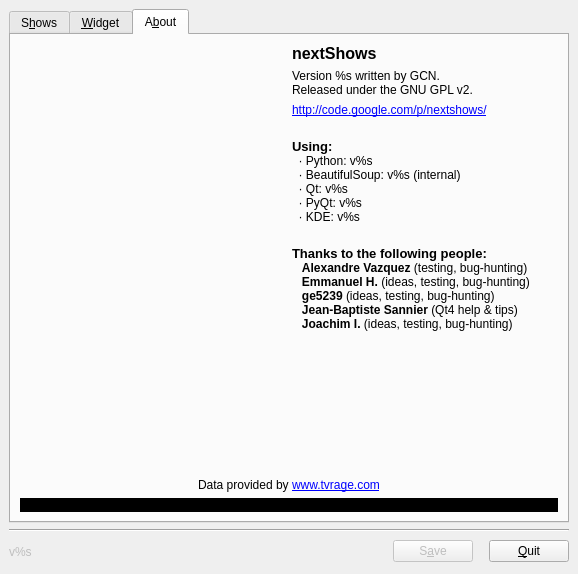
Old version of the form nextShows/WorkFiles/ConfigGUI/NextShowsConfig.ui in the repository gilcn/nextshows.
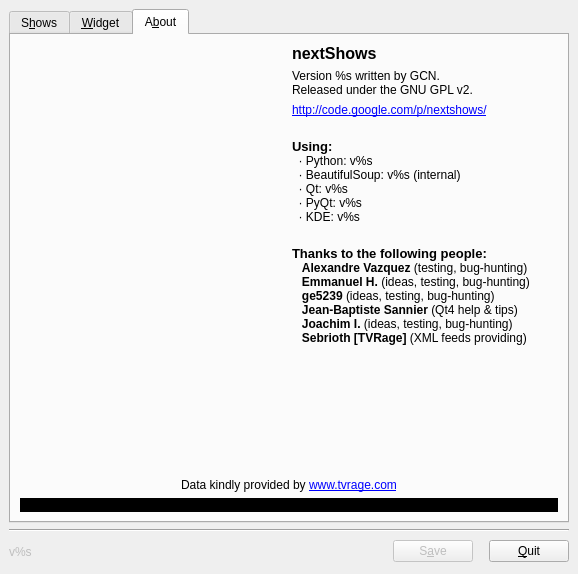
New version of the form. Icons and pictures are not drawn.

Commit message: Added credits to Sebrioth, the cool guy @tvrage.com who provided the nice XML feeds

The edit to the form file:
```diff
--- a/nextShows/WorkFiles/ConfigGUI/NextShowsConfig.ui
+++ b/nextShows/WorkFiles/ConfigGUI/NextShowsConfig.ui
@@ -1903,7 +1903,7 @@
          <item>
           <widget class="QLabel" name="lblDataProvidedBy" >
            <property name="text" >
-            <string>Data provided by &lt;a href="http://www.tvrage.com/">www.tvrage.com&lt;/a></string>
+            <string>Data kindly provided by &lt;a href="http://www.tvrage.com/">www.tvrage.com&lt;/a></string>
            </property>
            <property name="alignment" >
             <set>Qt::AlignCenter</set>
@@ -2084,7 +2084,8 @@
 &lt;p style=" margin-top:0px; margin-bottom:0px; margin-left:0px; margin-right:0px; -qt-block-indent:0; text-indent:0px;">  &lt;img src=":/images/flags/images/flags/fr.gif" alt="" /> &lt;span style=" font-weight:600;">Emmanuel H.&lt;/span> (ideas, testing, bug-hunting)&lt;/p>
 &lt;p style=" margin-top:0px; margin-bottom:0px; margin-left:0px; margin-right:0px; -qt-block-indent:0; text-indent:0px;">  &lt;img src=":/images/flags/images/flags/se.gif" alt="" /> &lt;span style=" font-weight:600;">ge5239&lt;/span> (ideas, testing, bug-hunting)&lt;/p>
 &lt;p style=" margin-top:0px; margin-bottom:0px; margin-left:0px; margin-right:0px; -qt-block-indent:0; text-indent:0px;">  &lt;img src=":/images/flags/images/flags/fr.gif" alt="" /> &lt;span style=" font-weight:600;">Jean-Baptiste Sannier&lt;/span> (Qt4 help &amp;amp; tips)&lt;/p>
-&lt;p style=" margin-top:0px; margin-bottom:0px; margin-left:0px; margin-right:0px; -qt-block-indent:0; text-indent:0px;">  &lt;img src=":/images/flags/images/flags/fr.gif" alt="" /> &lt;span style=" font-weight:600;">Joachim I.&lt;/span> (ideas, testing, bug-hunting)&lt;/p>&lt;/body>&lt;/html></string>
+&lt;p style=" margin-top:0px; margin-bottom:0px; margin-left:0px; margin-right:0px; -qt-block-indent:0; text-indent:0px;">  &lt;img src=":/images/flags/images/flags/fr.gif" alt="" /> &lt;span style=" font-weight:600;">Joachim I.&lt;/span> (ideas, testing, bug-hunting)&lt;/p>
+&lt;p style=" margin-top:0px; margin-bottom:0px; margin-left:0px; margin-right:0px; -qt-block-indent:0; text-indent:0px;">  &lt;img src=":/images/flags/images/flags/us.gif" alt="" /> &lt;span style=" font-weight:600;">Sebrioth [TVRage]&lt;/span> (XML feeds providing)&lt;/p>&lt;/body>&lt;/html></string>
              </property>
             </widget>
            </item>
```
